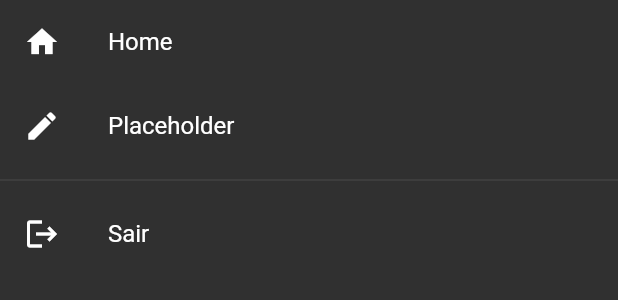
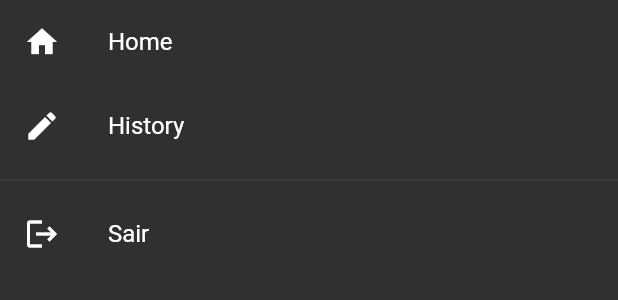
Before and after one commit to EdreiFernandes/pudim_douro, a Flutter app: the MenuItems widget shown alone on an empty page, opened directly, on a phone screen of 412 x 824 dp. Shown: the top 300 px of the screen. Run offline on Flutter 3.47's test engine with Material 2 defaults, Android fonts, the phone set to English and light mode, and no system bars; our stand-ins replace flutter_login, flutter_svg; key blocks and very long unbroken strings in the code were emptied for the run.

Commit message:
Setting menus navigation

```diff
--- /dev/null
+++ b/pudim_douro/lib/widgets/history.dart
@@ -0,0 +1,16 @@
+import 'package:flutter/material.dart';
+import 'package:pudim_douro/widgets/side_menu.dart';
+
+class History extends StatelessWidget {
+  const History({super.key});
+
+  @override
+  Widget build(BuildContext context) {
+    return Scaffold(
+      drawer: const SideMenu(),
+      appBar: AppBar(
+        title: const Text('History'),
+      ),
+    );
+  }
+}
--- a/pudim_douro/lib/widgets/side_menu.dart
+++ b/pudim_douro/lib/widgets/side_menu.dart
@@ -1,6 +1,7 @@
 import 'package:flutter/material.dart';
 import 'package:pudim_douro/screens/home.dart';
 import 'package:pudim_douro/screens/login_screen.dart';
+import 'package:pudim_douro/widgets/history.dart';
 
 class SideMenu extends StatelessWidget {
   const SideMenu({super.key});
@@ -51,7 +52,7 @@ class MenuItems extends StatelessWidget {
 
   @override
   Widget build(BuildContext context) {
-    return Column(
+    return Wrap(
       children: [
         ListTile(
           leading: const Icon(Icons.home),
@@ -64,12 +65,12 @@ class MenuItems extends StatelessWidget {
         ),
         ListTile(
           leading: const Icon(Icons.create),
-          title: const Text('Placeholder'),
+          title: const Text('History'),
           onTap: () => Navigator.of(context).push(
-            MaterialPageRoute(
-              builder: (context) => const Placeholder(),
+              MaterialPageRoute(
+                builder: (context) => const History(),
+              ),
             ),
-          ),
         ),
         const Divider(),
         ListTile(
```
